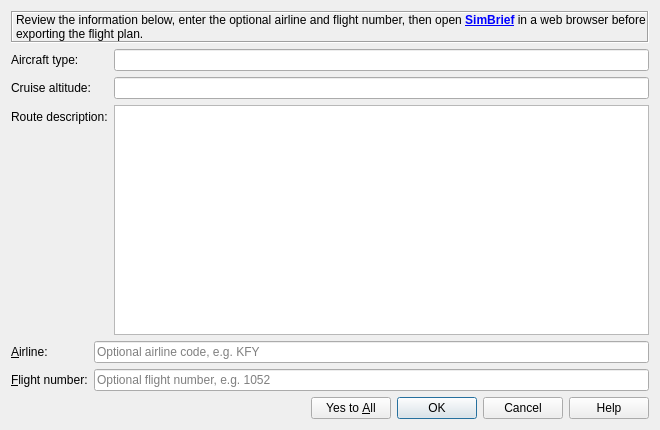
Before: the Qt Designer form src/routeexport/simbriefexportdialog.ui in albar965/littlenavmap, drawn with Qt 5.
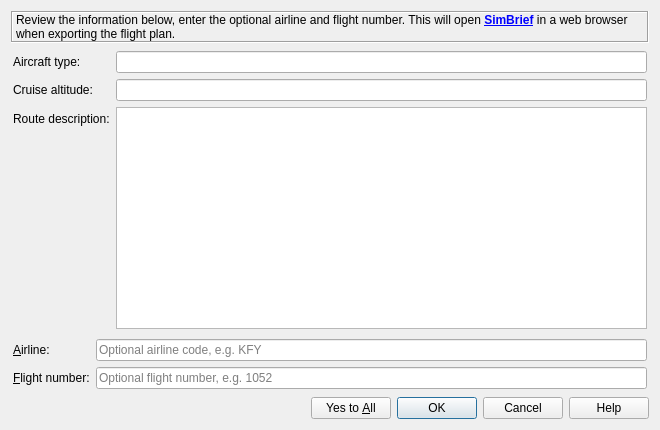
After: the same form once the commit is applied.

Commit message:
Small adjustements to dialog margins
#1351

Patch:
```diff
--- a/src/routeexport/simbriefexportdialog.ui
+++ b/src/routeexport/simbriefexportdialog.ui
@@ -23,7 +23,7 @@
       <enum>QFrame::Sunken</enum>
      </property>
      <property name="text">
-      <string>Review the information below, enter the optional airline and flight number, then open &lt;a href=&quot;https://www.simbrief.com&quot;&gt;&lt;b&gt;SimBrief&lt;/b&gt;&lt;/a&gt; in a web browser before exporting the flight plan.</string>
+      <string>Review the information below, enter the optional airline and flight number. This will open &lt;a href=&quot;https://www.simbrief.com&quot;&gt;&lt;b&gt;SimBrief&lt;/b&gt;&lt;/a&gt; in a web browser when exporting the flight plan.</string>
      </property>
      <property name="wordWrap">
       <bool>true</bool>
@@ -41,6 +41,18 @@
    </item>
    <item>
     <layout class="QFormLayout" name="formLayoutSummary">
+     <property name="leftMargin">
+      <number>2</number>
+     </property>
+     <property name="topMargin">
+      <number>2</number>
+     </property>
+     <property name="rightMargin">
+      <number>2</number>
+     </property>
+     <property name="bottomMargin">
+      <number>2</number>
+     </property>
      <item row="0" column="0">
       <widget class="QLabel" name="labelAircraftType">
        <property name="text">
@@ -108,6 +120,18 @@
    </item>
    <item>
     <layout class="QFormLayout" name="formLayoutOptions">
+     <property name="leftMargin">
+      <number>2</number>
+     </property>
+     <property name="topMargin">
+      <number>2</number>
+     </property>
+     <property name="rightMargin">
+      <number>2</number>
+     </property>
+     <property name="bottomMargin">
+      <number>2</number>
+     </property>
      <item row="0" column="0">
       <widget class="QLabel" name="labelAirline">
        <property name="text">
```
